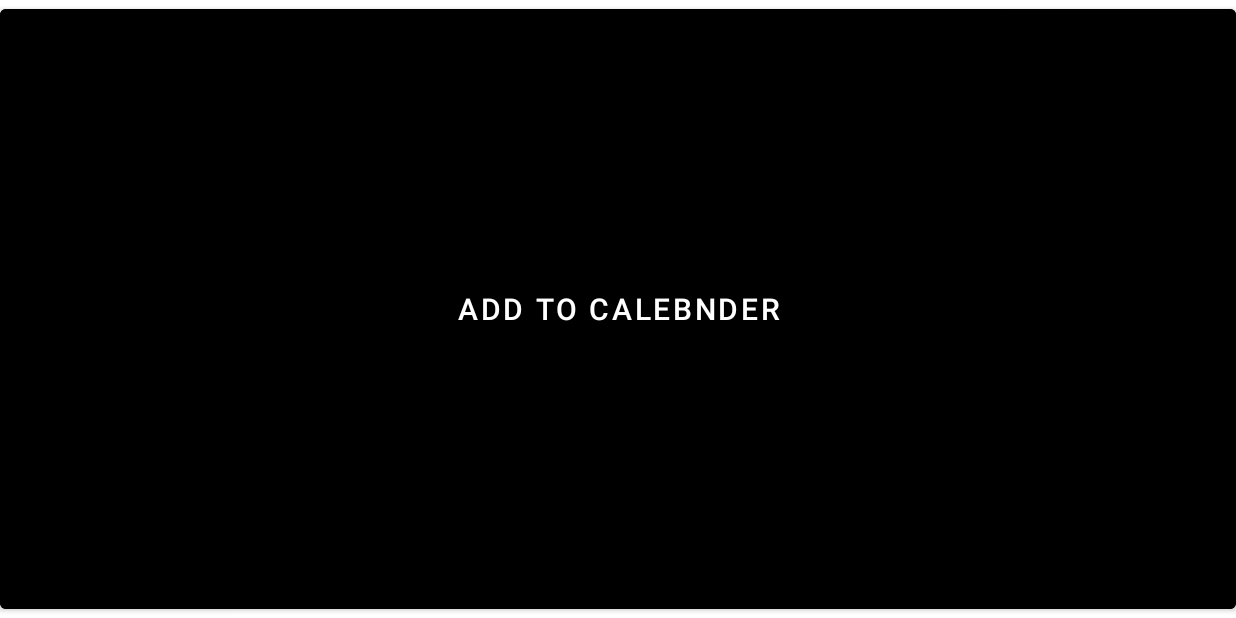
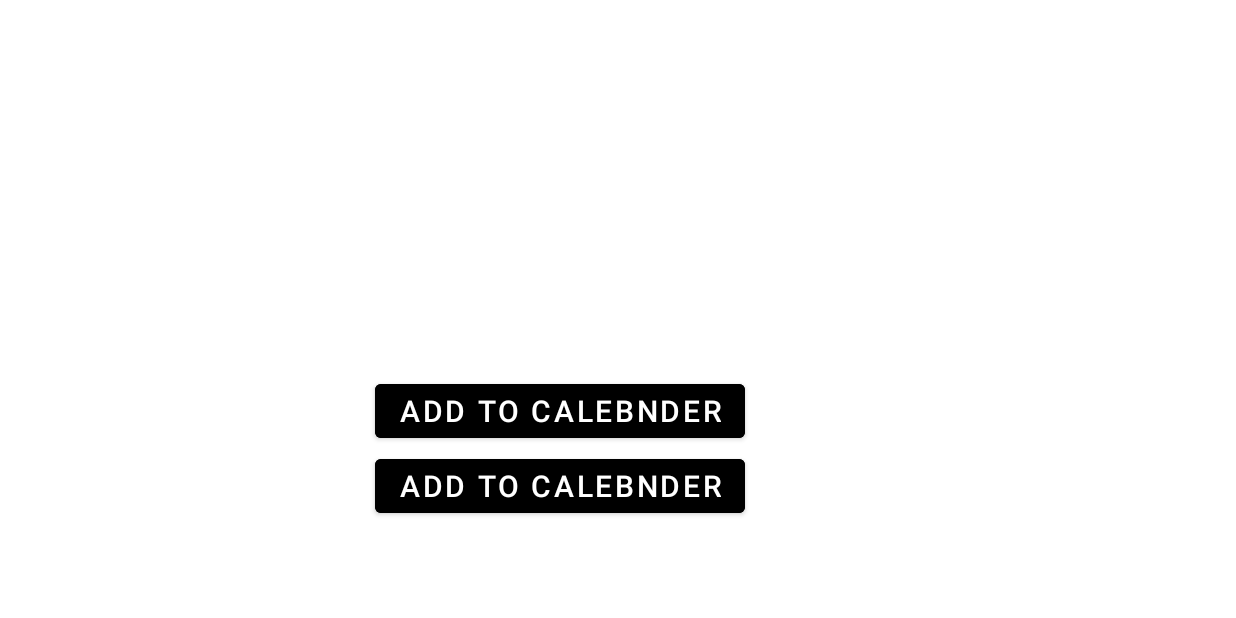
Before and after one commit to adcmyb/PickleHacks, an Android app: the MainActivity screen opened directly, with no data from a screen before it, on a phone screen of 824 x 412 dp (held sideways). Run offline under Robolectric (Android 15) with nearby library versions, the phone set to English and light mode, and no system bars; our stand-ins replace Firebase (no records; nobody signed in at launch, a user with empty details on screens opened directly), navigation-ui; 1 statement that could not run was skipped.

Commit message:
buttons galore, throbbing title, and more

```diff
--- a/app/src/main/java/com/example/picklehacksda/MainActivity.java
+++ b/app/src/main/java/com/example/picklehacksda/MainActivity.java
@@ -5,7 +5,9 @@ import android.os.Bundle;
 import android.view.View;
 import android.view.Menu;
 import android.view.Window;
+import android.view.animation.AnimationUtils;
 import android.widget.Button;
+import android.widget.TextView;
 
 import com.google.android.material.floatingactionbutton.FloatingActionButton;
 import com.google.android.material.snackbar.Snackbar;
@@ -47,8 +49,21 @@ public class MainActivity extends AppCompatActivity {
         NavigationUI.setupActionBarWithNavController(this, navController, mAppBarConfiguration);
         NavigationUI.setupWithNavController(navigationView, navController);
 
+        TextView textView = findViewById(R.id.game_title);
+        textView.startAnimation(AnimationUtils.loadAnimation(MainActivity.this, R.anim.pulse));
+
         Button button = findViewById(R.id.quickplay_button);
         button.setOnClickListener(new View.OnClickListener() {
+            @Override
+            public void onClick(View v) {
+//                Toast.makeText(FriendsActivity.this, "Clicked add", Toast.LENGTH_SHORT).show();
+                Intent intent = new Intent(MainActivity.this, GameplayActivity.class);
+                startActivity(intent);
+            }
+        });
+
+        Button button2 = findViewById(R.id.multiplayer_button);
+        button2.setOnClickListener(new View.OnClickListener() {
             @Override
             public void onClick(View v) {
 //                Toast.makeText(FriendsActivity.this, "Clicked add", Toast.LENGTH_SHORT).show();
--- a/app/src/main/java/com/example/picklehacksda/ui/gallery/GalleryViewModel.java
+++ b/app/src/main/java/com/example/picklehacksda/ui/gallery/GalleryViewModel.java
@@ -10,7 +10,7 @@ public class GalleryViewModel extends ViewModel {
 
     public GalleryViewModel() {
         mText = new MutableLiveData<>();
-        mText.setValue("This is gallery fragment");
+        mText.setValue("");
     }
 
     public LiveData<String> getText() {
--- a/app/src/main/java/com/example/picklehacksda/ui/home/HomeViewModel.java
+++ b/app/src/main/java/com/example/picklehacksda/ui/home/HomeViewModel.java
@@ -10,7 +10,7 @@ public class HomeViewModel extends ViewModel {
 
     public HomeViewModel() {
         mText = new MutableLiveData<>();
-        mText.setValue("This is home fragment");
+        mText.setValue("");
     }
 
     public LiveData<String> getText() {
--- a/app/src/main/java/com/example/picklehacksda/ui/slideshow/SlideshowViewModel.java
+++ b/app/src/main/java/com/example/picklehacksda/ui/slideshow/SlideshowViewModel.java
@@ -10,7 +10,7 @@ public class SlideshowViewModel extends ViewModel {
 
     public SlideshowViewModel() {
         mText = new MutableLiveData<>();
-        mText.setValue("This is slideshow fragment");
+        mText.setValue("About Us: AdMe is a game developed with the desire to create joy out of something mundane.");
     }
 
     public LiveData<String> getText() {
--- a/app/src/main/res/layout/activity_main.xml
+++ b/app/src/main/res/layout/activity_main.xml
@@ -1,24 +1,51 @@
 <?xml version="1.0" encoding="utf-8"?>
-<androidx.drawerlayout.widget.DrawerLayout xmlns:android="http://schemas.android.com/apk/res/android"
+<RelativeLayout xmlns:android="http://schemas.android.com/apk/res/android"
     xmlns:app="http://schemas.android.com/apk/res-auto"
     xmlns:tools="http://schemas.android.com/tools"
+    android:layout_width="match_parent"
+    android:layout_height="match_parent"
+    tools:context=".GameplayActivity">
+
+    <Button
+        android:id="@+id/quickplay_button"
+        android:layout_width="wrap_content"
+        android:layout_height="wrap_content"
+        android:backgroundTint="@color/black"
+        android:text="Add to Calebnder"
+        android:textSize="20dp"
+        android:translationX="250dp"
+        android:translationY="250dp" />
+
+    <Button
+        android:id="@+id/multiplayer_button"
+        android:layout_width="wrap_content"
+        android:layout_height="wrap_content"
+        android:backgroundTint="@color/black"
+        android:text="Add to Calebnder"
+        android:textSize="20dp"
+        android:translationX="250dp"
+        android:translationY="300dp" />
+
+    <TextView
+        android:id="@+id/game_title"
+        android:layout_width="wrap_content"
+        android:layout_height="wrap_content"
+        android:layout_centerHorizontal="true"
+        android:layout_marginTop="20dp"
+        android:text="AdMe"
+        android:textColor="#FFFFFF"
+        android:textSize="60sp" />
+
+    <androidx.drawerlayout.widget.DrawerLayout
         android:id="@+id/drawer_layout"
         android:layout_width="match_parent"
         android:layout_height="match_parent"
         android:fitsSystemWindows="true"
         tools:openDrawer="start">
 
-    <Button
-        android:id="@+id/quickplay_button"
-        android:layout_width="match_parent"
-        android:layout_height="match_parent"
-        android:backgroundTint="@color/black"
-        android:text="Add to Calebnder"
-        android:textSize="20dp" />
-
         <com.google.android.material.navigation.NavigationView
             android:id="@+id/nav_view"
-        android:layout_width="wrap_content"
+            android:layout_width="135dp"
             android:layout_height="match_parent"
             android:layout_gravity="start"
             android:background="#7EFFFFFF"
@@ -33,8 +60,9 @@
         <androidx.appcompat.widget.Toolbar
             android:id="@+id/toolbar"
             android:layout_width="match_parent"
-        android:layout_height="wrap_content"
+            android:layout_height="match_parent"
             android:background="#00FFFFFF"
             android:minHeight="0dp"
             android:theme="?attr/actionBarTheme" />
     </androidx.drawerlayout.widget.DrawerLayout>
+</RelativeLayout>
```
Lines whose indentation alone changed are shown as unchanged.
